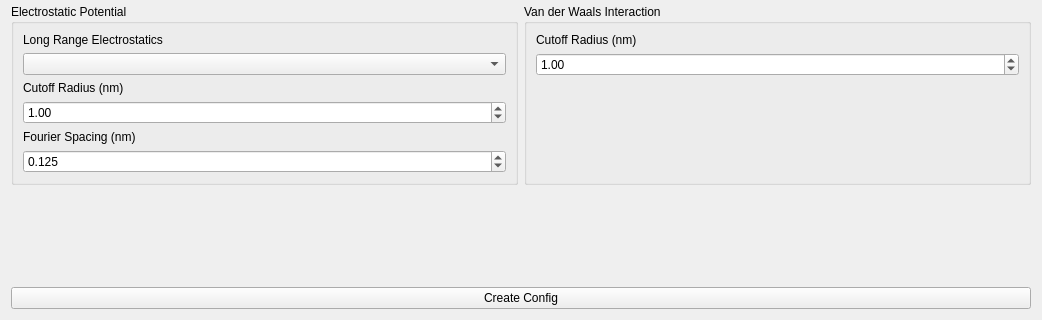
Qt form ui/simulationsetupform.ui (breuerss/gromacs-ui) before a commit; both pictures show x 0 to 1042 and y 336 to 656 of the 1042 by 656 pixel window.
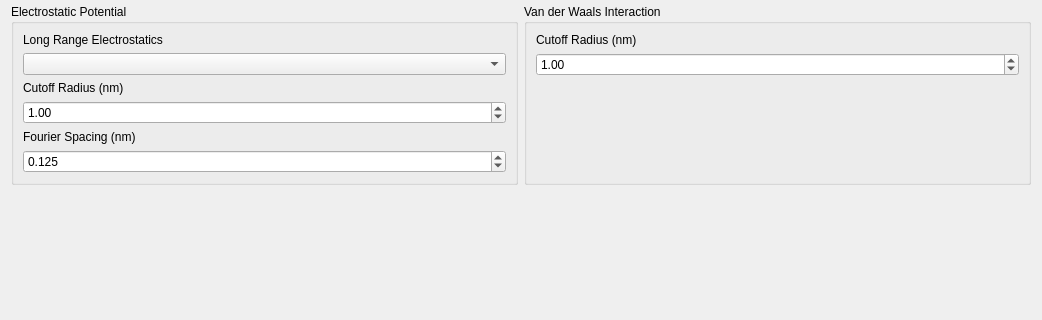
The same form after that commit.

Commit message: feature: remove testing button

What changed in the file:
```diff
--- a/ui/simulationsetupform.ui
+++ b/ui/simulationsetupform.ui
@@ -387,13 +387,6 @@
      </property>
     </spacer>
    </item>
-   <item>
-    <widget class="QPushButton" name="createConfig">
-     <property name="text">
-      <string>Create Config</string>
-     </property>
-    </widget>
-   </item>
   </layout>
  </widget>
  <resources/>
```
The commit also changes 1 other file.
